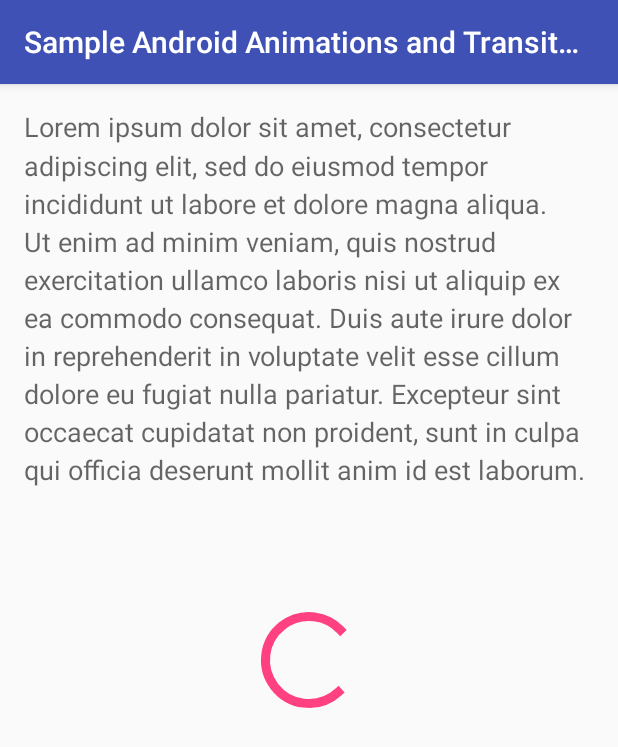
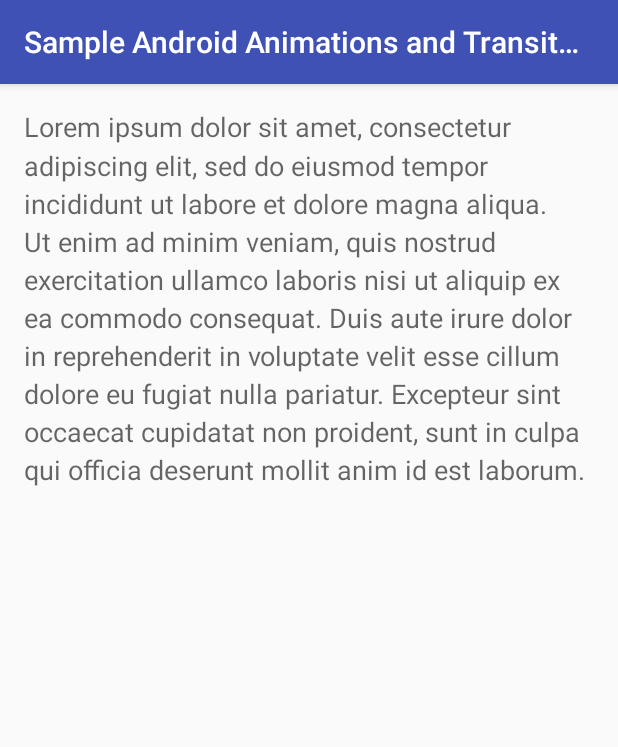
Before and after one commit to DarushDev/example-android-animations-and-transitions, an Android app: the RevealOrHideActivity screen opened directly, with no data from a screen before it, on a phone screen of 412 x 824 dp. Shown: the top 747 px of the screen. Run offline under Robolectric (Android 15) with nearby library versions, the phone set to English and light mode, and no system bars.

```diff
--- a/app/src/main/java/com/example/sampleandroidanimationsandtransitions/RevealOrHideActivity.java
+++ b/app/src/main/java/com/example/sampleandroidanimationsandtransitions/RevealOrHideActivity.java
@@ -1,13 +1,51 @@
 package com.example.sampleandroidanimationsandtransitions;
 
+import android.animation.Animator;
+import android.animation.AnimatorListenerAdapter;
 import android.support.v7.app.AppCompatActivity;
 import android.os.Bundle;
+import android.view.View;
 
 public class RevealOrHideActivity extends AppCompatActivity {
+
+    private View mContentView;
+    private View mLoadingView;
+    private int mAnimationDuration = 1500;
 
     @Override
     protected void onCreate(Bundle savedInstanceState) {
         super.onCreate(savedInstanceState);
         setContentView(R.layout.activity_reveal_or_hide);
+
+        mContentView = findViewById(R.id.content);
+        mLoadingView = findViewById(R.id.loading_spinner);
+
+        //mAnimationDuration = getResources().getInteger(android.R.integer.config_longAnimTime);
+    }
+
+    @Override
+    protected void onStart() {
+        super.onStart();
+        crossfade();
+    }
+
+    private void crossfade() {
+
+        mContentView.setAlpha(0f);
+        mContentView.setVisibility(View.VISIBLE);
+        mContentView.animate()
+                .alpha(1f)
+                .setDuration(mAnimationDuration)
+                .setListener(null);
+
+        mLoadingView.animate()
+                .alpha(0f)
+                .setDuration(mAnimationDuration)
+                .setListener(new AnimatorListenerAdapter() {
+                    @Override
+                    public void onAnimationEnd(Animator animation) {
+                        mLoadingView.setVisibility(View.GONE);
+                    }
+                });
     }
 }
--- a/app/src/main/res/layout/activity_reveal_or_hide.xml
+++ b/app/src/main/res/layout/activity_reveal_or_hide.xml
@@ -5,7 +5,8 @@
     <ScrollView xmlns:android="http://schemas.android.com/apk/res/android"
         android:id="@+id/content"
         android:layout_width="match_parent"
-        android:layout_height="match_parent">
+        android:layout_height="match_parent"
+        android:visibility="gone">
 
         <TextView
             style="?android:textAppearanceMedium"
```
